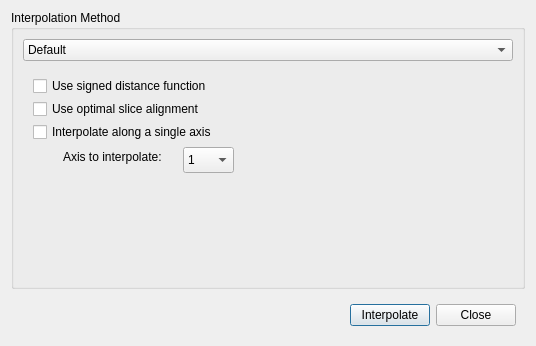
The window that GUI/Qt/Windows/InterpolateLabelsDialog.ui (pyushkevich/itksnap) describes before a commit, drawn with Qt 5; both pictures show x 0 to 536 and y 269 to 615 of the 536 by 615 pixel window.
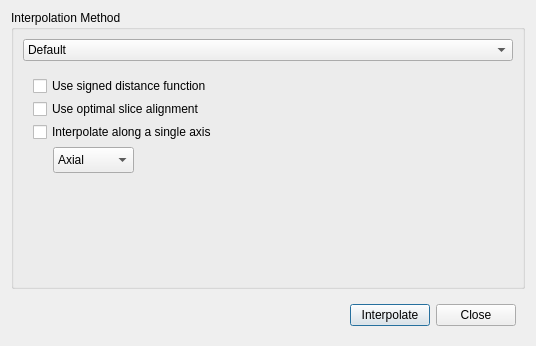
The same window after the commit.

Commit message: Fixed interpolation directions to use anatomical labels.

Diff of the .ui file:
```diff
--- a/GUI/Qt/Windows/InterpolateLabelsDialog.ui
+++ b/GUI/Qt/Windows/InterpolateLabelsDialog.ui
@@ -239,15 +239,15 @@
          <widget class="QComboBox" name="morphologyInterpolationAxis">
           <property name="geometry">
            <rect>
-            <x>160</x>
+            <x>30</x>
             <y>80</y>
-            <width>51</width>
+            <width>81</width>
             <height>26</height>
            </rect>
           </property>
           <item>
            <property name="text">
-            <string>1</string>
+            <string>Axial</string>
            </property>
           </item>
           <item>
@@ -261,19 +261,6 @@
            </property>
           </item>
          </widget>
-         <widget class="QLabel" name="axisLabel">
-          <property name="geometry">
-           <rect>
-            <x>40</x>
-            <y>80</y>
-            <width>121</width>
-            <height>20</height>
-           </rect>
-          </property>
-          <property name="text">
-           <string>Axis to interpolate:</string>
-          </property>
-         </widget>
         </widget>
        </widget>
       </item>
```
Left out of the diff: 4 changed lines with no effect on the pictures. The commit also changes 3 other files.
